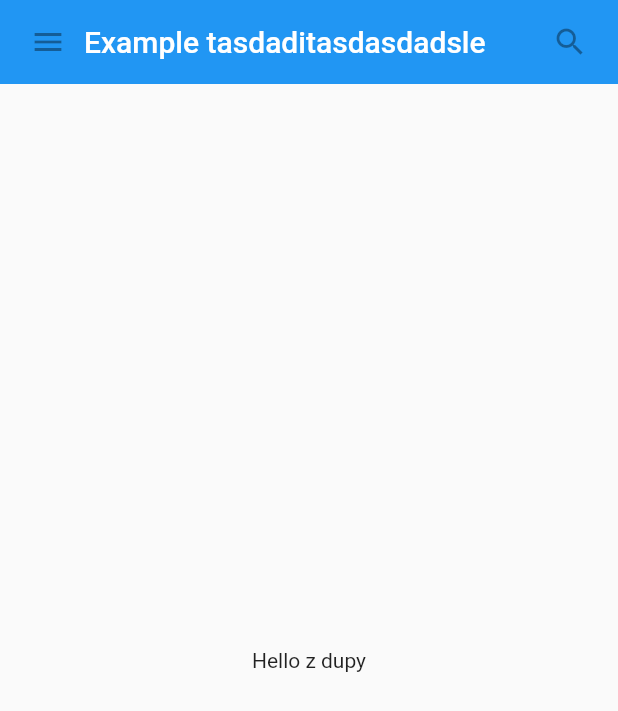
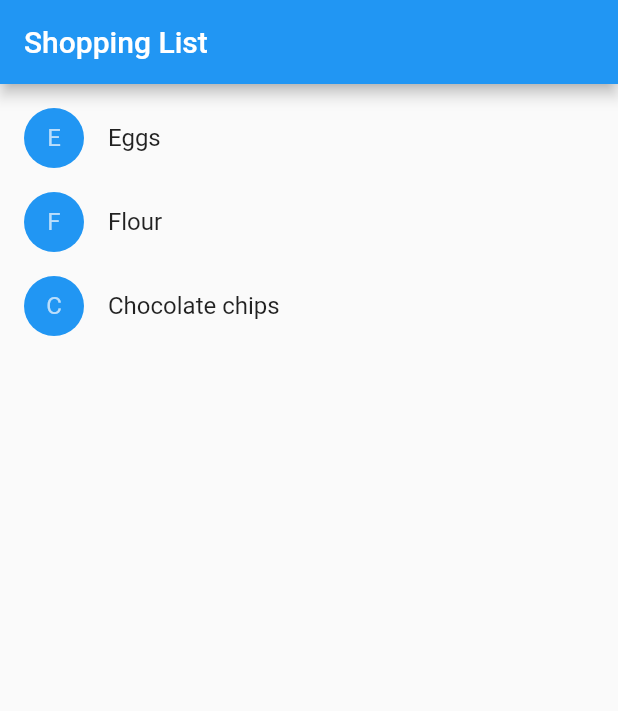
Before and after one commit to urbalke/testingFlutter, a Flutter app: the screen it shows after launch, on a phone screen of 412 x 824 dp. Shown: the top 711 px of the screen. Run offline on Flutter 3.47's test engine with Material 2 defaults, Android fonts, the phone set to English and light mode, and no system bars.

Commit message:
finished basics, moving to layout

```diff
--- a/lib/main.dart
+++ b/lib/main.dart
@@ -1,53 +1,191 @@
 import 'package:flutter/material.dart';
 
 
-class MyAppBar extends StatelessWidget {
-  MyAppBar({this.zzz});
 
-  final Widget zzz;
 
+class MyButton extends StatelessWidget {
   @override
   Widget build(BuildContext context) {
-    return Container(
-        height: 56,
-        padding: const EdgeInsets.symmetric(horizontal: 8),
-        decoration: BoxDecoration(color: Colors.blue[500]),
-        child: Row(
-            children: <Widget>[
-              IconButton(icon: Icon(Icons.menu),
-                onPressed: null,
-                tooltip: 'Navigation Menu',),
-              Expanded(child: Text(
-                'Example tasdaditasdasdadsle',
-                style: Theme.of(context).primaryTextTheme.headline6,
-              ),),
-              IconButton(
-                icon: Icon(Icons.search), onPressed: null, tooltip: 'Search',)
-            ]
-        )
-    );
-  }
-}
-
-class MyScaffold extends StatelessWidget {
-  Widget build(BuildContext context) {
-    return Material(
-      child: Column(
-        children: [
-          MyAppBar(
-
-          ),Expanded(child: Center(
-            child: Text("Hello z dupy"),
-          ))
-        ],
+    return GestureDetector(
+      onTap: (){
+        print('Button was tapped');
+      },
+      child: Container(
+        height: 36,
+        padding: const EdgeInsets.all(8),
+        margin: const EdgeInsets.symmetric(horizontal: 8),
+        decoration: BoxDecoration(
+          borderRadius: BorderRadius.circular(5),
+              color: Colors.lightGreen[500],
+        ),
+        child: Center(
+          child: Text('Engages'),
+        ),
       ),
     );
   }
 }
 
-void main(){
+class Counter extends StatefulWidget {
+  @override
+  _CounterState createState() => _CounterState();
+}
+
+class _CounterState extends State<Counter> {
+  int _counter  =0;
+
+  void _increment() {
+    setState(() {
+      _counter++;
+    });
+  }
+
+
+
+  Widget build(BuildContext context) {
+    return Row(
+      children: [
+      CounterIncrementor(onPressed: _increment),
+        CounterDisplay(count: _counter),
+      ],
+    );
+  }
+}
+
+
+class CounterDisplay extends StatelessWidget {
+  CounterDisplay({this.count});
+
+  final int count;
+
+  @override
+  Widget build(BuildContext context) {
+    return Text('count: $count');
+  }
+}
+
+class CounterIncrementor extends StatelessWidget {
+  CounterIncrementor({this.onPressed});
+
+  final VoidCallback onPressed;
+
+
+  @override
+  Widget build(BuildContext context) {
+    return RaisedButton(onPressed: onPressed,child: Text('Increment'),);
+  }
+}
+
+
+class Product {
+  const Product({this.name});
+  final String name;
+}
+
+typedef void CartChangedCallback(Product product, bool inCart);
+
+class ShoppingListItem extends StatelessWidget {
+  ShoppingListItem({this.product, this.inCart, this.onCartChanged})
+      : super(key: ObjectKey(product));
+
+  final Product product;
+  final bool inCart;
+  final CartChangedCallback onCartChanged;
+
+  Color _getColor(BuildContext context) {
+    // The theme depends on the BuildContext because different parts
+    // of the tree can have different themes.
+    // The BuildContext indicates where the build is
+    // taking place and therefore which theme to use.
+
+    return inCart ? Colors.black54 : Theme.of(context).primaryColor;
+  }
+
+  TextStyle _getTextStyle(BuildContext context) {
+    if (!inCart) return null;
+
+    return TextStyle(
+      color: Colors.black54,
+      decoration: TextDecoration.lineThrough,
+    );
+  }
+
+  @override
+  Widget build(BuildContext context) {
+    return ListTile(
+      onTap: () {
+        onCartChanged(product, inCart);
+      },
+      leading: CircleAvatar(
+        backgroundColor: _getColor(context),
+        child: Text(product.name[0]),
+      ),
+      title: Text(product.name, style: _getTextStyle(context)),
+    );
+  }
+}
+
+class ShoppingList extends StatefulWidget {
+  ShoppingList({Key key, this.products}) : super(key: key);
+
+  final List<Product> products;
+
+  // The framework calls createState the first time a widget
+  // appears at a given location in the tree.
+  // If the parent rebuilds and uses the same type of
+  // widget (with the same key), the framework re-uses the State object
+  // instead of creating a new State object.
+
+  @override
+  _ShoppingListState createState() => _ShoppingListState();
+}
+
+class _ShoppingListState extends State<ShoppingList> {
+  Set<Product> _shoppingCart = Set<Product>();
+
+  void _handleCartChanged(Product product, bool inCart) {
+    setState(() {
+      // When a user changes what's in the cart, you need to change
+      // _shoppingCart inside a setState call to trigger a rebuild.
+      // The framework then calls build, below,
+      // which updates the visual appearance of the app.
+
+      if (!inCart)
+        _shoppingCart.add(product);
+      else
+        _shoppingCart.remove(product);
+    });
+  }
+
+  @override
+  Widget build(BuildContext context) {
+    return Scaffold(
+      appBar: AppBar(
+        title: Text('Shopping List'),
+      ),
+      body: ListView(
+        padding: EdgeInsets.symmetric(vertical: 8.0),
+        children: widget.products.map((Product product) {
+          return ShoppingListItem(
+            product: product,
+            inCart: _shoppingCart.contains(product),
+            onCartChanged: _handleCartChanged,
+          );
+        }).toList(),
+      ),
+    );
+  }
+}
+
+void main() {
   runApp(MaterialApp(
-    title: 'My dupa',
-    home: MyScaffold(),
+    title: 'Shopping App',
+    home: ShoppingList(
+      products: <Product>[
+        Product(name: 'Eggs'),
+        Product(name: 'Flour'),
+        Product(name: 'Chocolate chips'),
+      ],
+    ),
   ));
 }
```
